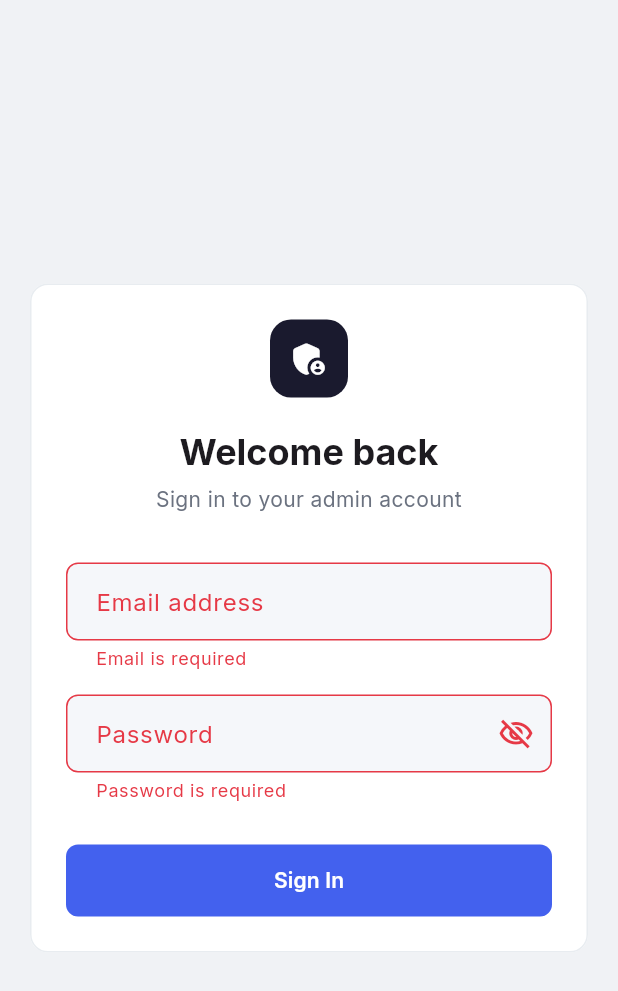
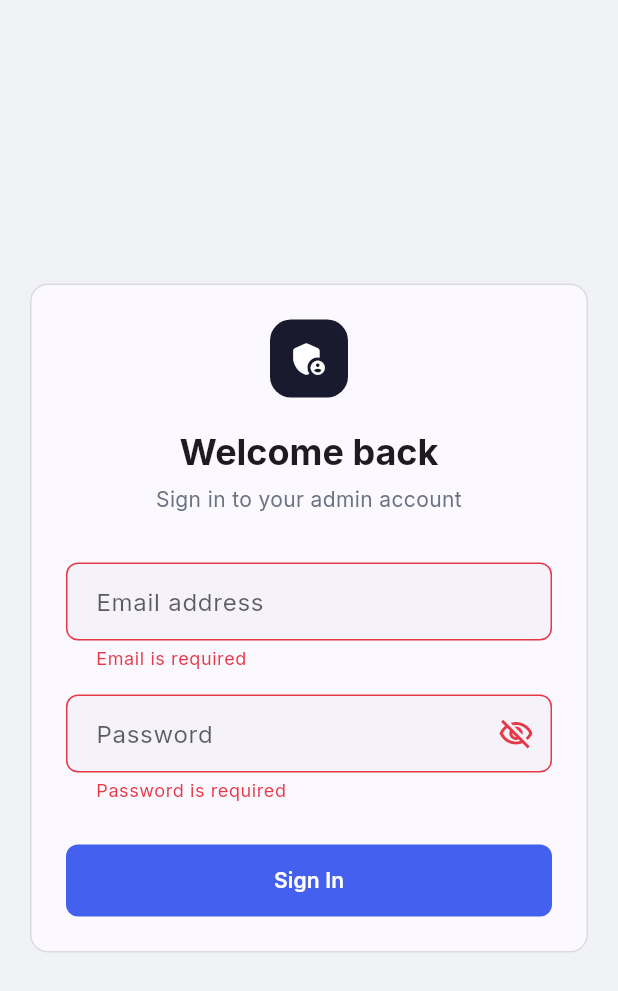
Before and after one commit to GHOST3030/admin_panel, a Flutter app: the screen it shows after launch, after a tap on "Sign In", on a phone screen of 412 x 824 dp. Shown: the top 991 px of the screen. Run offline on Flutter 3.47's test engine with Material 3 defaults, Android fonts, the light colour scheme and no system bars; our stand-ins replace envied, equatable, flutter_riverpod, fpdart, go_router, google_fonts and 1 more; accounts and stored records are empty; generated files the repository leaves out were written again.

Commit message:
refactor: enhance theme structure and improve color management in AppTheme

```diff
--- a/lib/core/cache/paginated_query.dart
+++ b/lib/core/cache/paginated_query.dart
@@ -1,10 +1,6 @@
 import 'package:flutter_riverpod/flutter_riverpod.dart';
 import 'package:supabase_flutter/supabase_flutter.dart';
-
 import '../di/providers.dart';
-import '../logging/app_logger.dart';
-
-final _log = AppLogger.getLogger('PaginatedQuery');
 
 /// Generic paginated Supabase query provider factory.
 /// Usage:
@@ -43,11 +39,7 @@ class PaginatedQuery {
     final start = page * pageSize;
     final end   = start + pageSize - 1;
 
-    _log.fine(
-        'Query table=$table, page=$page, range=$start-$end, '
-        'filters=${filters?.keys.join(",") ?? "none"}');
-
-    dynamic query = client
+    var query = client
         .from(table)
         .select(select ?? '*')
         .order(orderBy, ascending: ascending)
@@ -55,15 +47,11 @@ class PaginatedQuery {
 
     if (filters != null) {
       for (final entry in filters.entries) {
-       // ignore: avoid_dynamic_calls
-       query = query.eq(entry.key, entry.value);
+        query = query.eq(entry.key, entry.value);
       }
     }
 
     final res = await query;
-    final rows = List<Map<String, dynamic>>.from(res as List);
-
-    _log.fine('Query table=$table returned ${rows.length} rows');
-    return rows;
+    return List<Map<String, dynamic>>.from(res as List);
   }
 }
--- a/lib/core/theme/app_theme.dart
+++ b/lib/core/theme/app_theme.dart
@@ -2,67 +2,82 @@ import 'package:flutter/material.dart';
 import 'package:google_fonts/google_fonts.dart';
 
 abstract final class AppTheme {
-  static const Color sidebarColor    = Color(0xFF1A1A2E);
-  static const Color accentColor     = Color(0xFF4361EE);
-  static const Color errorColor      = Color(0xFFE63946);
-  static const Color successColor    = Color(0xFF2DC653);
-  static const Color warningColor    = Color(0xFFF4A261);
+  // ── Design tokens — ONE place only ─────────────────────────
+  static const Color _seedPrimary = Color(0xFF1A1A2E);
+  static const Color _seedAccent  = Color(0xFF4361EE);
+  static const Color _seedError   = Color(0xFFE63946);
+  static const Color _seedSuccess = Color(0xFF2DC653);
+  static const Color _seedWarning = Color(0xFFF4A261);
 
-  static ThemeData get light => ThemeData(
+  /// Sidebar background exposed so the shell can reference it
+  /// without hardcoding a colour literal outside this file.
+  static const Color sidebarBackground = _seedPrimary;
+
+  static ThemeData get light {
+    final base = ColorScheme.fromSeed(
+      seedColor: _seedAccent,
+      primary: _seedPrimary,
+      secondary: _seedAccent,
+      error: _seedError,
+      brightness: Brightness.light,
+    );
+
+    return ThemeData(
       useMaterial3: true,
-    colorScheme: ColorScheme.fromSeed(
-      seedColor: accentColor,
-      primary: sidebarColor,
-      secondary: accentColor,
-      error: errorColor,
-      brightness: Brightness.light,
-    ),
+      colorScheme: base,
+      scaffoldBackgroundColor: base.surfaceContainerLowest,
       textTheme: GoogleFonts.interTextTheme(),
-    scaffoldBackgroundColor: const Color(0xFFF8F9FC),
-    appBarTheme: const AppBarTheme(
-      backgroundColor: Colors.white,
-      foregroundColor: sidebarColor,
+      appBarTheme: AppBarTheme(
+        backgroundColor: base.surface,
+        foregroundColor: base.onSurface,
+        surfaceTintColor: Colors.transparent,
         elevation: 0,
         centerTitle: false,
-      titleTextStyle: TextStyle(
-        color: sidebarColor,
+        titleTextStyle: GoogleFonts.inter(
+          fontSize: 18,
           fontWeight: FontWeight.w600,
-        fontSize: 18,
+          color: base.onSurface,
         ),
       ),
-    cardTheme: CardThemeData(
+      cardTheme: CardTheme(
         elevation: 0,
-      color: Colors.white,
+        color: base.surface,
         shape: RoundedRectangleBorder(
           borderRadius: BorderRadius.circular(12),
-        side: const BorderSide(color: Color(0xFFE8ECF0)),
+          side: BorderSide(color: base.outlineVariant.withOpacity(0.6)),
         ),
       ),
       inputDecorationTheme: InputDecorationTheme(
         filled: true,
-      fillColor: const Color(0xFFF5F7FA),
-      contentPadding: const EdgeInsets.symmetric(horizontal: 16, vertical: 14),
+        fillColor: base.surfaceContainerLow,
+        contentPadding:
+            const EdgeInsets.symmetric(horizontal: 16, vertical: 14),
         border: OutlineInputBorder(
           borderRadius: BorderRadius.circular(8),
           borderSide: BorderSide.none,
         ),
         enabledBorder: OutlineInputBorder(
           borderRadius: BorderRadius.circular(8),
-        borderSide: const BorderSide(color: Color(0xFFDDE1E7)),
+          borderSide: BorderSide(color: base.outlineVariant),
         ),
         focusedBorder: OutlineInputBorder(
           borderRadius: BorderRadius.circular(8),
-        borderSide: const BorderSide(color: accentColor, width: 2),
+          borderSide: BorderSide(color: base.secondary, width: 2),
         ),
         errorBorder: OutlineInputBorder(
           borderRadius: BorderRadius.circular(8),
-        borderSide: const BorderSide(color: errorColor),
+          borderSide: BorderSide(color: base.error),
         ),
+        focusedErrorBorder: OutlineInputBorder(
+          borderRadius: BorderRadius.circular(8),
+          borderSide: BorderSide(color: base.error, width: 2),
+        ),
+        labelStyle: TextStyle(color: base.onSurface.withOpacity(0.7)),
       ),
       elevatedButtonTheme: ElevatedButtonThemeData(
         style: ElevatedButton.styleFrom(
-        backgroundColor: accentColor,
-        foregroundColor: Colors.white,
+          backgroundColor: base.secondary,
+          foregroundColor: base.onSecondary,
           minimumSize: const Size(120, 44),
           padding: const EdgeInsets.symmetric(horizontal: 20),
           shape: RoundedRectangleBorder(borderRadius: BorderRadius.circular(8)),
@@ -71,37 +86,93 @@ abstract final class AppTheme {
       ),
       filledButtonTheme: FilledButtonThemeData(
         style: FilledButton.styleFrom(
-        backgroundColor: accentColor,
+          backgroundColor: base.secondary,
+          foregroundColor: base.onSecondary,
           minimumSize: const Size(120, 44),
           padding: const EdgeInsets.symmetric(horizontal: 20),
           shape: RoundedRectangleBorder(borderRadius: BorderRadius.circular(8)),
         ),
       ),
-    dataTableTheme:const DataTableThemeData(
-      headingRowColor: WidgetStatePropertyAll( Color(0xFFF5F7FA)),
+      outlinedButtonTheme: OutlinedButtonThemeData(
+        style: OutlinedButton.styleFrom(
+          foregroundColor: base.secondary,
+          side: BorderSide(color: base.secondary),
+          minimumSize: const Size(100, 44),
+          shape: RoundedRectangleBorder(borderRadius: BorderRadius.circular(8)),
+        ),
+      ),
+      dataTableTheme: DataTableThemeData(
+        headingRowColor:
+            WidgetStatePropertyAll(base.surfaceContainerLow),
         dataRowMinHeight: 52,
         dataRowMaxHeight: 60,
         columnSpacing: 24,
         horizontalMargin: 20,
-      headingTextStyle:  TextStyle(
+        headingTextStyle: GoogleFonts.inter(
           fontWeight: FontWeight.w600,
-        fontSize: 13,
-        color: Color(0xFF6B7280),
+          fontSize: 12,
+          color: base.onSurface.withOpacity(0.6),
+          letterSpacing: 0.4,
         ),
+        dataTextStyle: GoogleFonts.inter(fontSize: 13),
       ),
-    dividerTheme: const DividerThemeData(color: Color(0xFFE8ECF0), space: 1),
-  );
-
-  static ThemeData get dark => ThemeData(
-    useMaterial3: true,
-    colorScheme: ColorScheme.fromSeed(
-      seedColor: accentColor,
-      primary: accentColor,
-      error: errorColor,
-      brightness: Brightness.dark,
+      dividerTheme: DividerThemeData(
+        color: base.outlineVariant,
+        space: 1,
+        thickness: 1,
       ),
-    textTheme: GoogleFonts.interTextTheme(
-      ThemeData(brightness: Brightness.dark).textTheme,
+      chipTheme: ChipThemeData(
+        shape: RoundedRectangleBorder(borderRadius: BorderRadius.circular(20)),
+        side: BorderSide.none,
       ),
+      listTileTheme: ListTileThemeData(
+        shape: RoundedRectangleBorder(borderRadius: BorderRadius.circular(8)),
+      ),
+      extensions: const [_AppSemanticColors(_seedSuccess, _seedWarning)],
     );
   }
+
+  static ThemeData get dark {
+    final base = ColorScheme.fromSeed(
+      seedColor: _seedAccent,
+      primary: _seedAccent,
+      error: _seedError,
+      brightness: Brightness.dark,
+    );
+    return ThemeData(
+      useMaterial3: true,
+      colorScheme: base,
+      scaffoldBackgroundColor: base.surfaceContainerLowest,
+      textTheme: GoogleFonts.interTextTheme(
+          ThemeData(brightness: Brightness.dark).textTheme),
+      extensions: const [_AppSemanticColors(_seedSuccess, _seedWarning)],
+    );
+  }
+}
+
+// ── Theme extension for semantic colours ─────────────────────
+@immutable
+class _AppSemanticColors extends ThemeExtension<_AppSemanticColors> {
+  const _AppSemanticColors(this.success, this.warning);
+  final Color success;
+  final Color warning;
+
+  @override
+  _AppSemanticColors copyWith({Color? success, Color? warning}) =>
+      _AppSemanticColors(success ?? this.success, warning ?? this.warning);
+
+  @override
+  _AppSemanticColors lerp(_AppSemanticColors? other, double t) {
+    if (other == null) return this;
+    return _AppSemanticColors(
+      Color.lerp(success, other.success, t)!,
+      Color.lerp(warning, other.warning, t)!,
+    );
+  }
+}
+
+/// Read semantic colours from the theme safely.
+extension AppSemanticColorsX on ThemeData {
+  _AppSemanticColors get semantic =>
+      extension<_AppSemanticColors>()!;
+}
```
Lines whose indentation alone changed are shown as unchanged.
